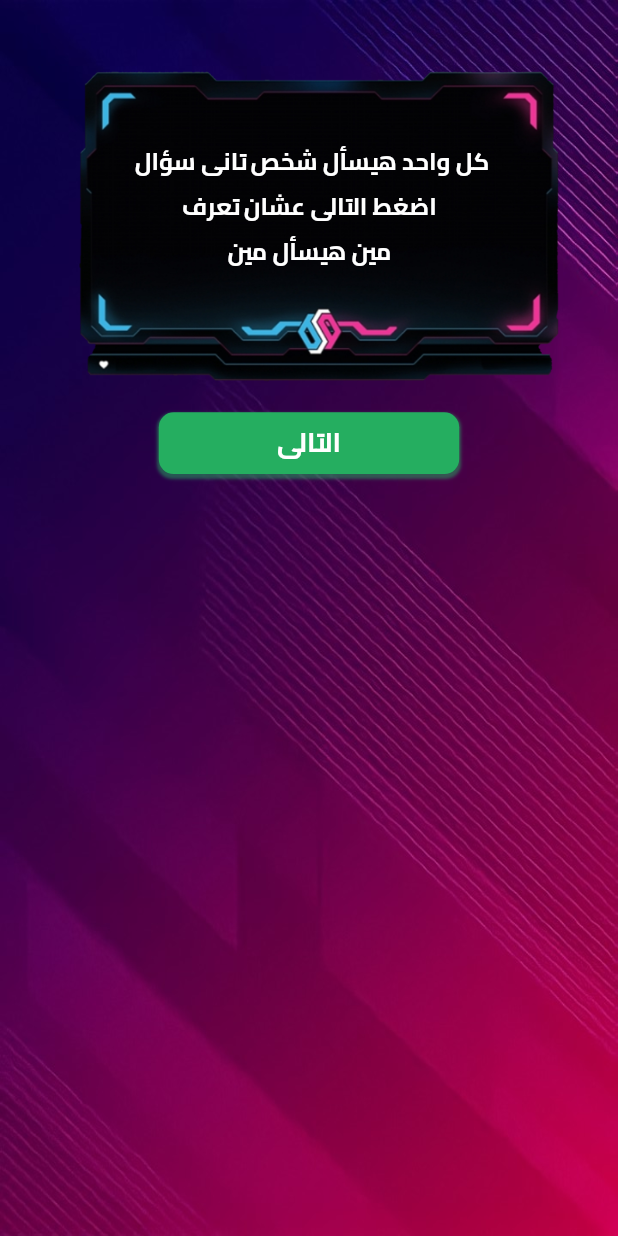
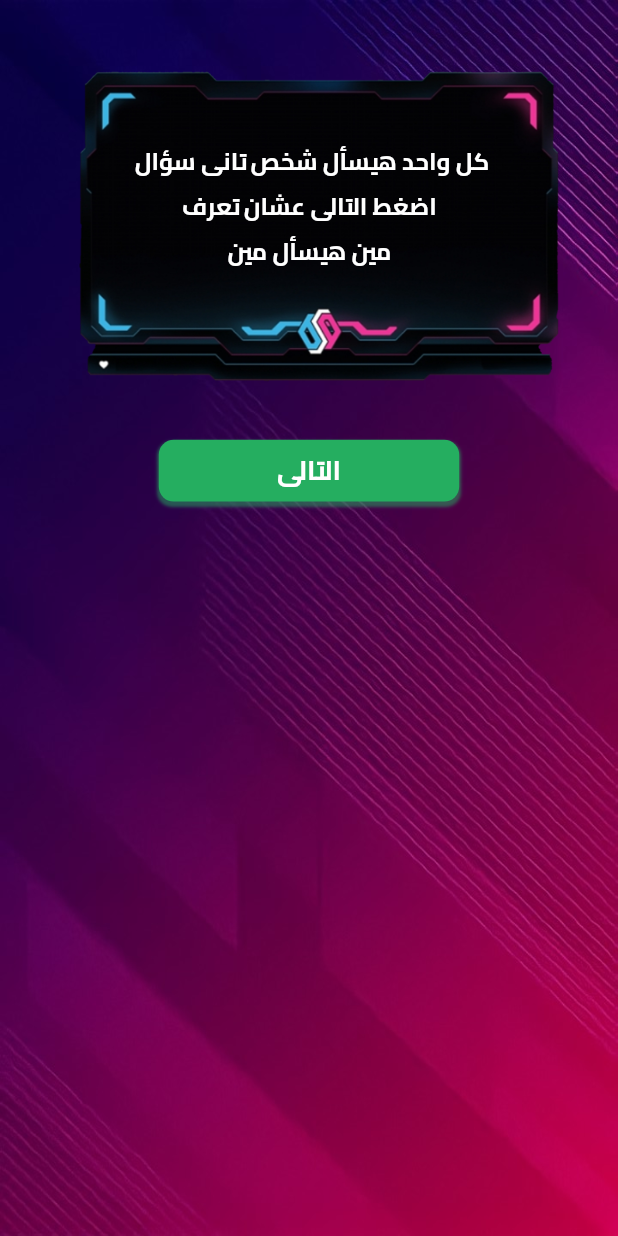
Before and after one commit to AhmedMahhmoud/FlutterGame, a Flutter app: the WhoIsOut screen opened directly, on a phone screen of 412 x 824 dp. Run offline on Flutter 3.47's test engine with Material 2 defaults, Android fonts, the phone set to English and light mode, and no system bars; drawn by our look-alikes of auto_size_text; our stand-ins replace animate_do, audioplayers, clay_containers, confetti, dotted_border, flutter_screenutil and 8 more; missing offline and left inert: scratcher, shape_of_view; accounts and stored records are empty; statements that could not run were skipped.

Commit message:
last update

```diff
--- a/lib/Presentation/Game/views/questions_time.dart
+++ b/lib/Presentation/Game/views/questions_time.dart
@@ -117,6 +117,8 @@ class _QuestionScreenState extends State<QuestionScreen> {
                   duration: Duration(
                     seconds: 1,
                   ),
+                  child: Padding(
+                    padding: EdgeInsets.only(top: 20.h),
                     child: RoundedActionButton(
                       btnColor: ColorManager.playersCardsColor[3],
                       title: "التالى",
@@ -125,6 +127,7 @@ class _QuestionScreenState extends State<QuestionScreen> {
                           _showQuestion = true;
                         });
                       },
+                    ),
                   ),
                 )
               : Container()
@@ -142,7 +145,9 @@ class _QuestionScreenState extends State<QuestionScreen> {
             text:
                 " ${_askingPlayers[_pointer1].playerName} اسأل ${_askingPlayers[_pointer2].playerName} و حاول توقعة ",
           ),
-          RoundedActionButton(
+          Padding(
+            padding:  EdgeInsets.only(top: 20.h),
+            child: RoundedActionButton(
               btnFunc: () {
                 if (counter == _playerList.length - 1) {
                   navigateToPage(context, RandomQuestionsTime());
@@ -153,6 +158,7 @@ class _QuestionScreenState extends State<QuestionScreen> {
               },
               btnColor: ColorManager.successColor,
               title: "التالى",
+            ),
           )
           // ] else ...[
           //   Container(
```
Also changed, not shown: lib/Presentation/Game/views/findout_page.dart (+11 -3 lines). Lines whose indentation alone changed are shown as unchanged.
